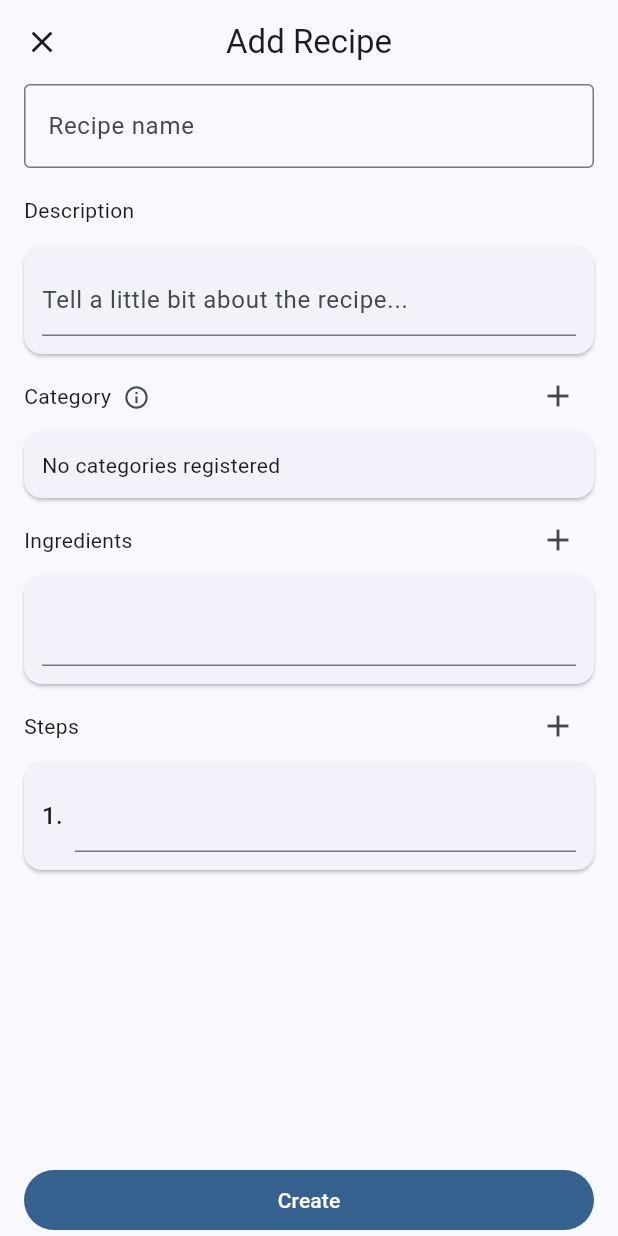
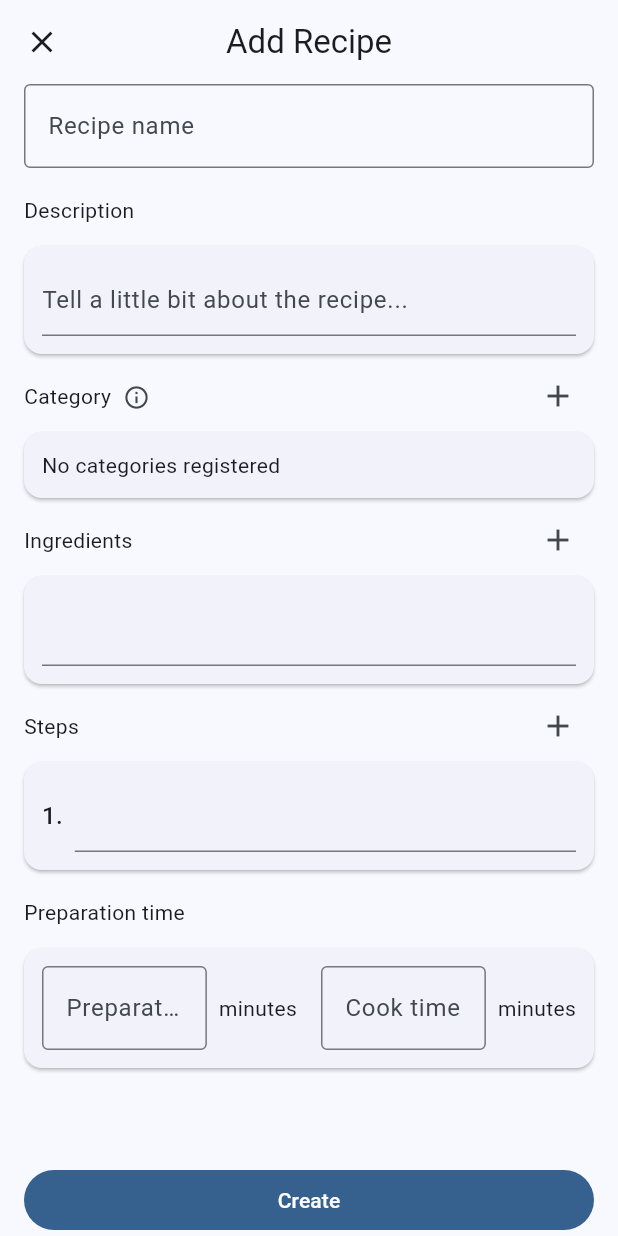
Before and after one commit to otavioassis-git/recipe_it, a Flutter app: the AddRecipe screen opened directly, on a phone screen of 412 x 824 dp. Run offline on Flutter 3.47's test engine with Material 3 defaults, Android fonts, the phone set to English and light mode, and no system bars; our stand-ins replace shared_preferences, sqflite; accounts and stored records are empty.

Commit message:
feat: adding prep time to recipe creation

```diff
--- a/lib/l10n/app_en.arb
+++ b/lib/l10n/app_en.arb
@@ -78,6 +78,14 @@
   "@category": {
     "description": "Recipe category field label"
   },
+  "prep_time": "Preparation time",
+  "@prep_time": {
+    "description": "Recipe prep time field label"
+  },
+  "cook_time": "Cook time",
+  "@cook_time": {
+    "description": "Recipe cook time field label"
+  },
   "category_info_1": "If you don't add a category, the recipe will be added to the \"Uncategorized\" category.",
   "@category_info_1": {
     "description": "Recipe category info message"
@@ -145,5 +153,9 @@
   "favorite_empty": "No favorites recipes",
   "@favorite_empty": {
     "description": "Favorite empty message"
+  },
+  "min": "minutes",
+  "@min": {
+    "description": "Minute label"
   }
 }
--- a/lib/l10n/app_localizations.dart
+++ b/lib/l10n/app_localizations.dart
@@ -206,6 +206,18 @@ abstract class AppLocalizations {
   /// **'Category'**
   String get category;
 
+  /// Recipe prep time field label
+  ///
+  /// In en, this message translates to:
+  /// **'Preparation time'**
+  String get prep_time;
+
+  /// Recipe cook time field label
+  ///
+  /// In en, this message translates to:
+  /// **'Cook time'**
+  String get cook_time;
+
   /// Recipe category info message
   ///
   /// In en, this message translates to:
@@ -289,6 +301,12 @@ abstract class AppLocalizations {
   /// In en, this message translates to:
   /// **'No favorites recipes'**
   String get favorite_empty;
+
+  /// Minute label
+  ///
+  /// In en, this message translates to:
+  /// **'minutes'**
+  String get min;
 }
 
 class _AppLocalizationsDelegate
--- a/lib/l10n/app_localizations_en.dart
+++ b/lib/l10n/app_localizations_en.dart
@@ -65,6 +65,12 @@ class AppLocalizationsEn extends AppLocalizations {
   String get category => 'Category';
 
   @override
+  String get prep_time => 'Preparation time';
+
+  @override
+  String get cook_time => 'Cook time';
+
+  @override
   String get category_info_1 =>
       'If you don\'t add a category, the recipe will be added to the \"Uncategorized\" category.';
 
@@ -111,4 +117,7 @@ class AppLocalizationsEn extends AppLocalizations {
 
   @override
   String get favorite_empty => 'No favorites recipes';
+
+  @override
+  String get min => 'minutes';
 }
--- a/lib/l10n/app_localizations_pt.dart
+++ b/lib/l10n/app_localizations_pt.dart
@@ -65,6 +65,12 @@ class AppLocalizationsPt extends AppLocalizations {
   String get category => 'Categoria';
 
   @override
+  String get prep_time => 'Tempo de preparação';
+
+  @override
+  String get cook_time => 'Tempo de cozimento';
+
+  @override
   String get category_info_1 =>
       'Se você não adicionar uma categoria, a receita será adicionada à categoria \"Sem categoria\".';
 
@@ -111,4 +117,7 @@ class AppLocalizationsPt extends AppLocalizations {
 
   @override
   String get favorite_empty => 'Nenhuma receita favorita';
+
+  @override
+  String get min => 'minutos';
 }
--- a/lib/l10n/app_pt.arb
+++ b/lib/l10n/app_pt.arb
@@ -28,6 +28,8 @@
   "ingredients": "Ingredientes",
   "steps": "Etapas",
   "category": "Categoria",
+  "prep_time": "Tempo de preparação",
+  "cook_time": "Tempo de cozimento",
   "category_info_1": "Se você não adicionar uma categoria, a receita será adicionada à categoria \"Sem categoria\".",
   "category_info_2": "Você pode adicionar uma categoria mais tarde.",
   "close": "Fechar",
@@ -43,5 +45,6 @@
   "smt_name": "Nome da {something}",
   "description_placeholder": "Fale um pouco sobre a receita...",
   "recipe_empty": "Nenhuma receita cadatrada",
-  "favorite_empty": "Nenhuma receita favorita"
+  "favorite_empty": "Nenhuma receita favorita",
+  "min": "minutos"
 }
--- /dev/null
+++ b/lib/pages/add_recipe/widgets/prep_time_section.dart
@@ -0,0 +1,65 @@
+import 'package:flutter/material.dart';
+import 'package:recipe_it/l10n/app_localizations.dart';
+
+class PrepTimeSection extends StatefulWidget {
+  const PrepTimeSection({
+    super.key,
+    required this.prepTimeController,
+    required this.cookTimeController,
+  });
+
+  final TextEditingController prepTimeController;
+  final TextEditingController cookTimeController;
+
+  @override
+  State<PrepTimeSection> createState() => _PrepTimeSectionState();
+}
+
+class _PrepTimeSectionState extends State<PrepTimeSection> {
+  @override
+  Widget build(BuildContext context) {
+    final text = AppLocalizations.of(context)!;
+
+    return Column(
+      crossAxisAlignment: CrossAxisAlignment.start,
+      children: [
+        Row(children: [Text(text.prep_time), SizedBox(height: 48)]),
+        Card(
+          margin: const EdgeInsets.all(0),
+          child: Padding(
+            padding: const EdgeInsets.all(12.0),
+            child: Row(
+              children: [
+                Expanded(
+                  child: TextFormField(
+                    controller: widget.prepTimeController,
+                    keyboardType: TextInputType.number,
+                    decoration: InputDecoration(
+                      hintText: text.prep_time,
+                      border: OutlineInputBorder(),
+                    ),
+                  ),
+                ),
+                const SizedBox(width: 8),
+                Text(text.min),
+                const SizedBox(width: 16),
+                Expanded(
+                  child: TextFormField(
+                    controller: widget.cookTimeController,
+                    keyboardType: TextInputType.number,
+                    decoration: InputDecoration(
+                      hintText: text.cook_time,
+                      border: OutlineInputBorder(),
+                    ),
+                  ),
+                ),
+                const SizedBox(width: 8),
+                Text(text.min),
+              ],
+            ),
+          ),
+        ),
+      ],
+    );
+  }
+}
```
Also changed, not shown: lib/pages/add_recipe/add_recipe.dart (+45 -0 lines).
